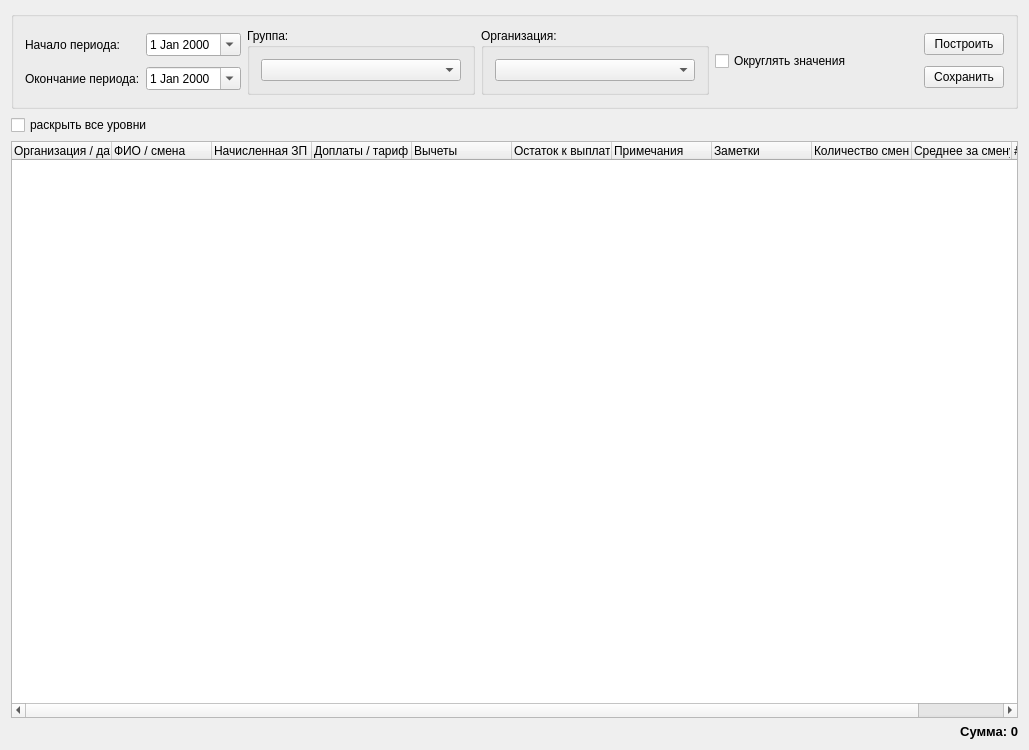
This is src/zprotokol.ui in SergeyZaz/DSV as Qt 5 draws it before an edit. The edited form follows.
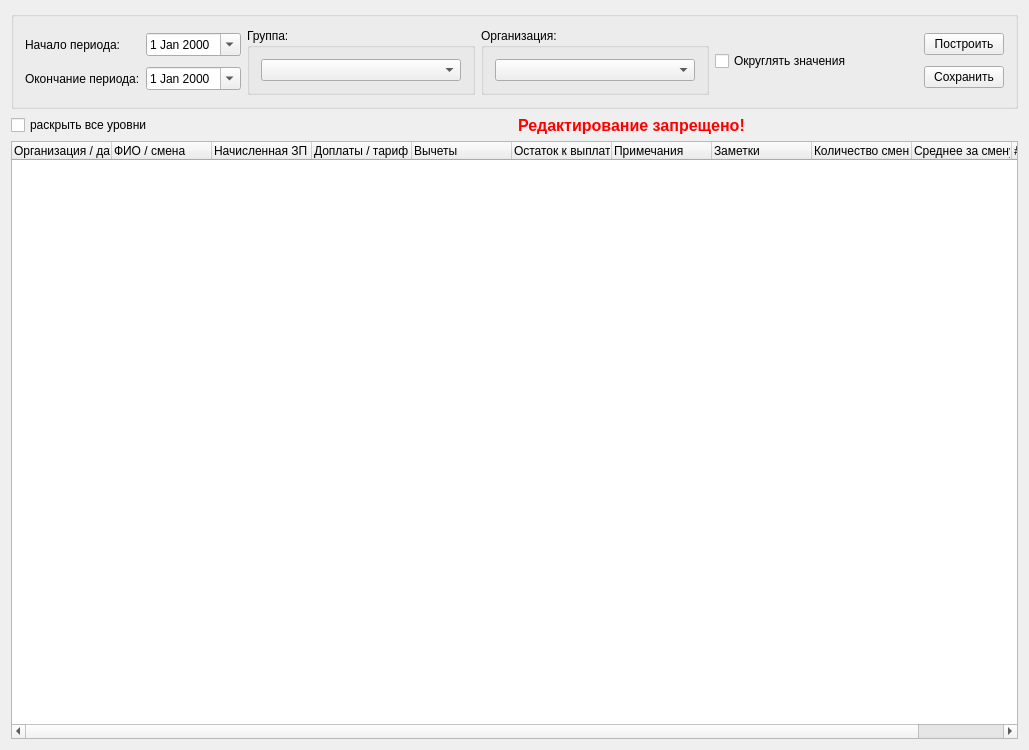
This is the edited form. Icons and pictures are not drawn.

```diff
--- a/src/zprotokol.ui
+++ b/src/zprotokol.ui
@@ -17,8 +17,8 @@
    <iconset resource="../DSV.qrc">
     <normaloff>:/images/table.png</normaloff>:/images/table.png</iconset>
   </property>
-  <layout class="QVBoxLayout" name="verticalLayout_2">
-   <item>
+  <layout class="QGridLayout" name="gridLayout_4">
+   <item row="0" column="0" colspan="2">
     <widget class="QGroupBox" name="groupBox">
      <property name="title">
       <string/>
@@ -135,14 +135,92 @@
      </layout>
     </widget>
    </item>
-   <item>
+   <item row="1" column="0">
     <widget class="QCheckBox" name="ckbExpandAll">
      <property name="text">
       <string>раскрыть все уровни</string>
      </property>
     </widget>
    </item>
-   <item>
+   <item row="1" column="1">
+    <widget class="QLabel" name="lblReadOnly">
+     <property name="palette">
+      <palette>
+       <active>
+        <colorrole role="WindowText">
+         <brush brushstyle="SolidPattern">
+          <color alpha="255">
+           <red>255</red>
+           <green>0</green>
+           <blue>0</blue>
+          </color>
+         </brush>
+        </colorrole>
+        <colorrole role="Text">
+         <brush brushstyle="SolidPattern">
+          <color alpha="255">
+           <red>255</red>
+           <green>0</green>
+           <blue>0</blue>
+          </color>
+         </brush>
+        </colorrole>
+       </active>
+       <inactive>
+        <colorrole role="WindowText">
+         <brush brushstyle="SolidPattern">
+          <color alpha="255">
+           <red>255</red>
+           <green>0</green>
+           <blue>0</blue>
+          </color>
+         </brush>
+        </colorrole>
+        <colorrole role="Text">
+         <brush brushstyle="SolidPattern">
+          <color alpha="255">
+           <red>255</red>
+           <green>0</green>
+           <blue>0</blue>
+          </color>
+         </brush>
+        </colorrole>
+       </inactive>
+       <disabled>
+        <colorrole role="WindowText">
+         <brush brushstyle="SolidPattern">
+          <color alpha="255">
+           <red>120</red>
+           <green>120</green>
+           <blue>120</blue>
+          </color>
+         </brush>
+        </colorrole>
+        <colorrole role="Text">
+         <brush brushstyle="SolidPattern">
+          <color alpha="255">
+           <red>120</red>
+           <green>120</green>
+           <blue>120</blue>
+          </color>
+         </brush>
+        </colorrole>
+       </disabled>
+      </palette>
+     </property>
+     <property name="font">
+      <font>
+       <pointsize>12</pointsize>
+       <weight>75</weight>
+       <bold>true</bold>
+      </font>
+     </property>
+     <property name="text">
+      <string>Редактирование запрещено!</string>
+     </property>
+    </widget>
+   </item>
+   <item row="2" column="0" colspan="2">
     <widget class="QTreeWidget" name="tree">
      <property name="sizePolicy">
       <sizepolicy hsizetype="Expanding" vsizetype="Expanding">
@@ -213,23 +291,6 @@
      </column>
     </widget>
    </item>
-   <item>
-    <widget class="QLabel" name="lblSumma">
-     <property name="font">
-      <font>
-       <pointsize>10</pointsize>
-       <weight>75</weight>
-       <bold>true</bold>
-      </font>
-     </property>
-     <property name="text">
-      <string>Сумма: 0</string>
-     </property>
-     <property name="alignment">
-      <set>Qt::AlignRight|Qt::AlignTrailing|Qt::AlignVCenter</set>
-     </property>
-    </widget>
-   </item>
   </layout>
  </widget>
  <layoutdefault spacing="6" margin="11"/>
```
